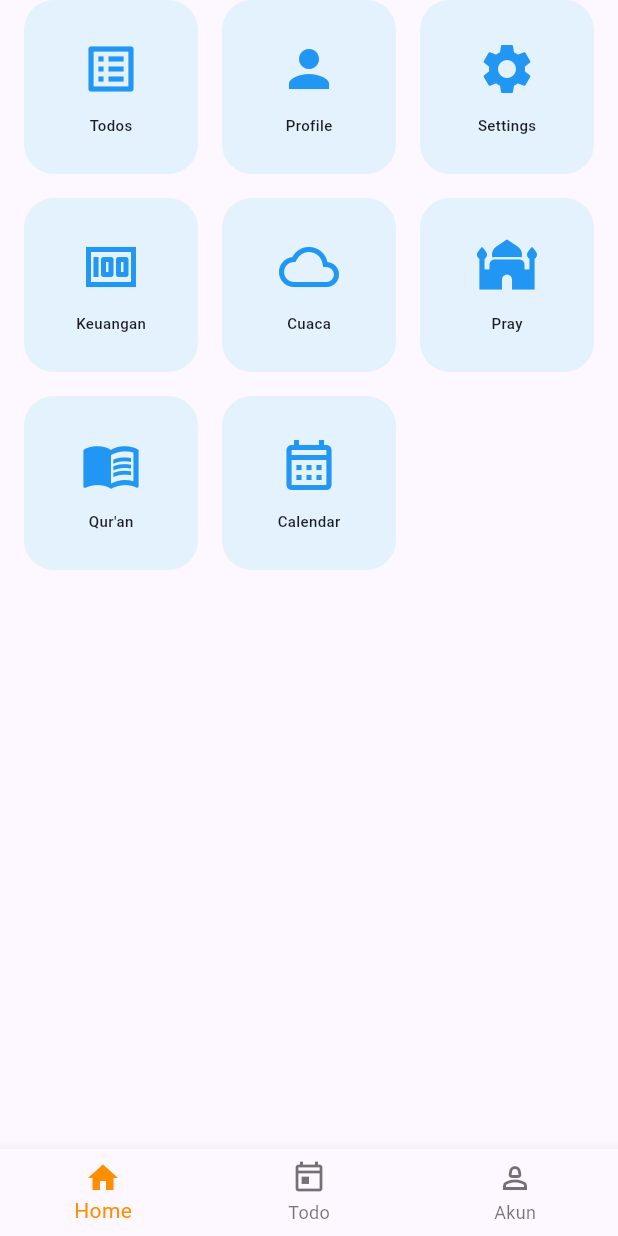
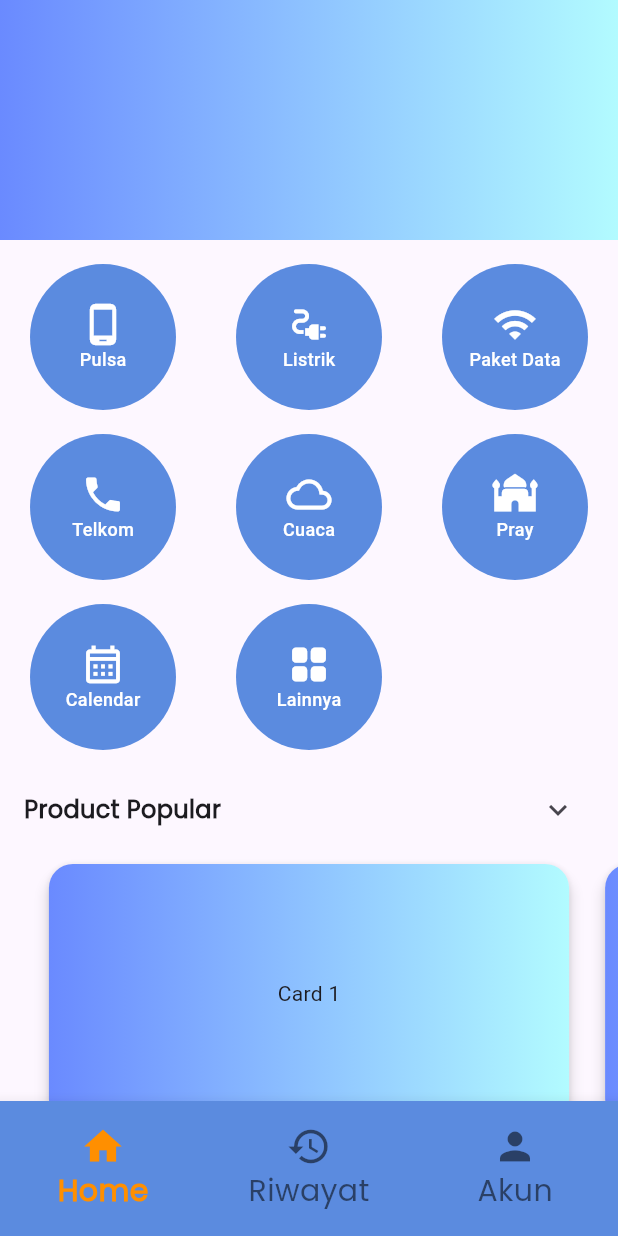
Before and after one commit to triyasmkom/todo_list_flutter_supabas, a Flutter app: the screen it shows after launch, on a phone screen of 412 x 824 dp. Run offline on Flutter 3.47's test engine with Material 3 defaults, Android fonts, the phone set to English and light mode, and no system bars; our stand-ins replace app_links, flutter_bloc, flutter_dotenv, flutter_svg, image_picker, shared_preferences and 2 more; accounts and stored records are empty; project files that could hold a hidden picture were left out.

Commit message:
update banyak

```diff
--- /dev/null
+++ b/lib/component/app_bar_component.dart
@@ -0,0 +1,164 @@
+import 'package:flutter/material.dart';
+import 'package:flutter_bloc/flutter_bloc.dart';
+import 'package:todolist_app/cubit/auth_cubit.dart';
+
+class AppBarComponent extends AppBar {
+  AppBarComponent()
+    : super(
+        elevation: 0.25,
+        toolbarHeight: 160,
+        backgroundColor: Colors.white,
+        flexibleSpace: _buildAppBar(),
+      );
+
+  static Widget _buildAppBar() {
+    return BlocBuilder<AuthCubit, AuthState>(
+      builder: (context, state) {
+        if (state is AuthLogin) {
+          return Container(
+            width: double.infinity,
+            padding: EdgeInsets.fromLTRB(20, 8, 16, 8),
+            decoration: const BoxDecoration(
+              gradient: LinearGradient(
+                colors: [Color(0xff6a8aff), Color(0xffb2fbff)],
+                begin: Alignment.bottomLeft,
+                end: Alignment.bottomRight,
+              ),
+            ),
+            child: Column(
+              children: [
+                // Top Row
+                Row(
+                  mainAxisAlignment: MainAxisAlignment.spaceBetween,
+                  children: [
+                    Row(
+                      children: [
+                        // Avatar
+                        Row(
+                          children: [
+                            CircleAvatar(
+                              radius: 40,
+                              backgroundImage: AssetImage(
+                                "assets/no_image.jpeg",
+                              ),
+                            ),
+                            SizedBox(width: 12),
+                            Column(
+                              crossAxisAlignment: CrossAxisAlignment.start,
+                              children: [
+                                Text(
+                                  "WELCOME",
+                                  style: TextStyle(
+                                    fontFamily: "PoppinsFont",
+                                    fontSize: 20,
+                                    fontWeight: FontWeight.bold,
+                                    color: Colors.white,
+                                  ),
+                                ),
+                                Text(
+                                  "Dona Stroupe",
+                                  style: TextStyle(
+                                    color: Colors.white,
+                                    fontFamily: "PoppinsFont",
+                                    fontSize: 16,
+                                  ),
+                                ),
+                              ],
+                            ),
+                          ],
+                        ),
+                      ],
+                    ),
+                    Column(
+                      children: [
+                        Row(
+                          children: [
+                            Container(
+                              height: 40,
+                              width: 40,
+                              decoration: BoxDecoration(
+                                color: Colors.white,
+                                borderRadius: BorderRadius.circular(50),
+                              ),
+                              child: IconButton(
+                                onPressed: () {},
+                                icon: Icon(Icons.notifications),
+                              ),
+                            ),
+                            SizedBox(width: 12),
+                            Container(
+                              height: 40,
+                              width: 40,
+                              decoration: BoxDecoration(
+                                color: Colors.white,
+                                borderRadius: BorderRadius.circular(50),
+                              ),
+                              child: IconButton(
+                                icon: Icon(Icons.search),
+                                onPressed: () {},
+                              ),
+                            ),
+                          ],
+                        ),
+                        Container(height: 16),
+                      ],
+                    ),
+                  ],
+                ),
+                SizedBox(height: 12),
+                Row(
+                  children: [
+                    Container(
+                      padding: EdgeInsets.symmetric(
+                        horizontal: 16,
+                        vertical: 8,
+                      ),
+                      height: 50,
+                      width: 200,
+                      decoration: BoxDecoration(
+                        color: Color(0xff5b8bdf),
+                        borderRadius: BorderRadius.circular(10),
+                      ),
+                      child: Row(
+                        mainAxisSize: MainAxisSize.min,
+                        children: [
+                          Icon(
+                            Icons.account_balance_wallet,
+                            color: Colors.white,
+                          ),
+                          SizedBox(width: 16),
+                          Text(
+                            "Rp 100.000.000",
+                            style: TextStyle(
+                              fontFamily: "UbuntuFont",
+                              fontWeight: FontWeight.bold,
+                              fontSize: 16,
+                              color: Colors.white,
+                            ),
+                          ),
+                        ],
+                      ),
+                    ),
+                    Container(width: 50),
+                  ],
+                ),
+              ],
+            ),
+          );
+        } else {
+          return Container(
+            width: double.infinity,
+            padding: EdgeInsets.fromLTRB(20, 8, 16, 8),
+            decoration: const BoxDecoration(
+              gradient: LinearGradient(
+                colors: [Color(0xff6a8aff), Color(0xffb2fbff)],
+                begin: Alignment.bottomLeft,
+                end: Alignment.bottomRight,
+              ),
+            ),
+          );
+        }
+      },
+    );
+  }
+}
--- a/lib/screen/home_menu/home_page.dart
+++ b/lib/screen/home_menu/home_page.dart
@@ -1,5 +1,7 @@
 import 'package:flutter/material.dart';
-import 'package:todolist_app/screen/widget/custom_widged.dart';
+import 'package:todolist_app/component/app_bar_component.dart';
+import 'package:todolist_app/screen/widget/menu_service_home.dart';
+import 'package:todolist_app/screen/widget/menu_promo_product.dart';
 
 class HomePage extends StatefulWidget {
   const HomePage({super.key});
@@ -9,98 +11,89 @@ class HomePage extends StatefulWidget {
 }
 
 class _HomePageState extends State<HomePage> {
-  final List<_MenuItem> menuItems = [
-    _MenuItem(icon: Icons.list_alt, label: "Todos", route: "/todo"),
-    _MenuItem(icon: Icons.person, label: "Profile"),
-    _MenuItem(icon: Icons.settings, label: "Settings"),
-    _MenuItem(icon: Icons.money, label: "Keuangan"),
-    _MenuItem(
+  final List<MenuItem> menuItems = [
+    MenuItem(icon: Icons.phone_android_outlined, label: "Pulsa"),
+    MenuItem(icon: Icons.electrical_services, label: "Listrik"),
+    MenuItem(icon: Icons.wifi, label: "Paket Data"),
+    MenuItem(icon: Icons.phone, label: "Telkom"),
+    MenuItem(
       icon: Icons.cloud_outlined,
       label: "Cuaca",
       route: "/weather-page",
     ),
-    _MenuItem(icon: Icons.mosque, label: "Pray", route: "/schedule-pray"),
-    _MenuItem(icon: Icons.menu_book, label: "Qur'an"),
-    _MenuItem(
+    MenuItem(icon: Icons.mosque, label: "Pray", route: "/schedule-pray"),
+
+    MenuItem(
       icon: Icons.calendar_month_outlined,
       label: "Calendar",
       route: "/calendar",
     ),
+    MenuItem(
+      icon: Icons.grid_view_rounded,
+      label: "Lainnya",
+      type: MenuType.more,
+    ),
+    MenuItem(icon: Icons.menu_book, label: "Qur'an"),
+    MenuItem(icon: Icons.list_alt, label: "Todos", route: "/todo"),
+    MenuItem(icon: Icons.person, label: "Profile"),
+    MenuItem(icon: Icons.settings, label: "Settings"),
+    MenuItem(icon: Icons.money, label: "Keuangan"),
   ];
-
-  void handleMenuClick(_MenuItem item) {
-    if (item.route == null) {
-      showDialog(
-        context: context,
-        builder:
-            (_) => AlertDialog(
-              title: const Text('Informasi'),
-              content: Text('Fitur ${item.label} belum tersedia'),
-              actions: [
-                TextButton(
-                  onPressed: () => Navigator.pop(context),
-                  child: const Text('OK'),
-                ),
-              ],
-            ),
-      );
-      return;
-    }
-
-    // Jika ada rute
-    Navigator.pushNamed(context, item.route!);
-  }
 
   @override
   Widget build(BuildContext context) {
     return Scaffold(
-      body: Padding(
-        padding: const EdgeInsets.symmetric(horizontal: 16),
-        child: GridView.builder(
-          itemCount: menuItems.length,
-          gridDelegate: const SliverGridDelegateWithFixedCrossAxisCount(
-            crossAxisCount: 3,
-            crossAxisSpacing: 16,
-            mainAxisSpacing: 16,
-            childAspectRatio: 1,
-          ),
-          itemBuilder: (context, index) {
-            final item = menuItems[index];
-            return InkWell(
-              borderRadius: BorderRadius.circular(20),
-              onTap: () => handleMenuClick(item),
-              child: Container(
-                decoration: BoxDecoration(
-                  color: Colors.blue.shade50,
-                  borderRadius: BorderRadius.circular(20),
-                ),
-                child: Column(
-                  mainAxisAlignment: MainAxisAlignment.center,
-                  children: [
-                    Icon(item.icon, size: 40, color: Colors.blue),
-                    gap(10),
-                    Text(
-                      item.label,
-                      style: TextStyle(
-                        fontSize: 10,
-                        fontWeight: FontWeight.w500,
-                      ),
-                    ),
-                  ],
-                ),
-              ),
-            );
-          },
+      appBar: AppBarComponent(),
+      body: SingleChildScrollView(
+        child: Column(
+          children: [
+            MenuServiceHome(menuItems: menuItems),
+            MenuPromoProduct(
+              title: "Product Popular",
+              viewportFraction: 0.9,
+              height: 180,
+              onPressed: () {},
+            ),
+            SizedBox(height: 12),
+            MenuPromoProduct(
+              title: "Rekomendasi",
+              viewportFraction: 0.45,
+              height: 180,
+              onPressed: () {},
+            ),
+            SizedBox(height: 12),
+            MenuPromoProduct(
+              title: "Hotel",
+              viewportFraction: 0.45,
+              height: 180,
+              onPressed: () {},
+            ),
+            SizedBox(height: 12),
+            MenuPromoProduct(
+              title: "Menu Makanan",
+              viewportFraction: 0.45,
+              height: 180,
+              onPressed: () {},
+            ),
+          ],
         ),
       ),
     );
   }
 }
 
-class _MenuItem {
+enum MenuType { normal, more }
+
+class MenuItem {
   final IconData icon;
   final String label;
   final String? route;
+  final MenuType type;
 
-  _MenuItem({required this.icon, required this.label, this.route});
+  MenuItem({
+    required this.icon,
+    required this.label,
+    this.route,
+    this.type = MenuType.normal,
+  });
 }
--- a/lib/screen/landing_page.dart
+++ b/lib/screen/landing_page.dart
@@ -1,7 +1,7 @@
 import 'package:flutter/material.dart';
 import 'package:todolist_app/screen/account/menu_account_page.dart';
 import 'package:todolist_app/screen/home_menu/home_page.dart';
-import 'package:todolist_app/screen/todo_screen.dart';
+import 'package:todolist_app/screen/widget/history_page.dart';
 
 class BottomNavigationBarPage extends StatefulWidget {
   const BottomNavigationBarPage({super.key});
@@ -21,7 +21,7 @@ class _BottomNavigationBarPageState extends State<BottomNavigationBarPage> {
 
   static const List<Widget> _widgetOptions = <Widget>[
     HomePage(),
-    TodoScreen(),
+    HistoryPage(),
     MenuAccountPage(),
   ];
 
@@ -35,15 +35,32 @@ class _BottomNavigationBarPageState extends State<BottomNavigationBarPage> {
   Widget build(BuildContext context) {
     return Scaffold(
       body: Center(child: _widgetOptions.elementAt(_selectedIndex)),
-      bottomNavigationBar: BottomNavigationBar(
+      bottomNavigationBar: Container(
+        width: double.infinity,
+        height: 90,
+
+        child: BottomNavigationBar(
+          unselectedLabelStyle: TextStyle(
+            fontSize: 20,
+            fontFamily: "PoppinsFont",
+          ),
+          selectedLabelStyle: TextStyle(
+            fontFamily: "PoppinsFont",
+            fontSize: 20,
+            fontWeight: FontWeight.bold,
+          ),
+          backgroundColor: Color(0xff5b8bdf),
           items: const <BottomNavigationBarItem>[
-          BottomNavigationBarItem(icon: Icon(Icons.home), label: 'Home'),
             BottomNavigationBarItem(
-            icon: Icon(Icons.today_outlined),
-            label: 'Todo',
+              icon: Icon(Icons.home, size: 30),
+              label: 'Home',
             ),
             BottomNavigationBarItem(
-            icon: Icon(Icons.person_2_outlined),
+              icon: Icon(Icons.history, size: 30),
+              label: 'Riwayat',
+            ),
+            BottomNavigationBarItem(
+              icon: Icon(Icons.person, size: 30),
               label: 'Akun',
             ),
           ],
@@ -51,6 +68,7 @@ class _BottomNavigationBarPageState extends State<BottomNavigationBarPage> {
           selectedItemColor: Colors.amber[800],
           onTap: _onItemTapped,
         ),
+      ),
     );
   }
 }
--- a/lib/screen/widget/menu_item_custom_widget.dart
+++ b/lib/screen/widget/menu_item_custom_widget.dart
@@ -30,6 +30,7 @@ class MenuItemCustomWidget extends StatelessWidget {
                 style: const TextStyle(
                   fontSize: 15,
                   fontWeight: FontWeight.w500,
+                  fontFamily: "PoppinsFont",
                 ),
               ),
             ),
--- /dev/null
+++ b/lib/screen/widget/menu_promo_product.dart
@@ -0,0 +1,81 @@
+import 'package:flutter/material.dart';
+
+class MenuPromoProduct extends StatefulWidget {
+  final String title;
+  final double viewportFraction;
+  final double height;
+  final VoidCallback onPressed;
+  const MenuPromoProduct({
+    super.key,
+    required this.viewportFraction,
+    required this.height,
+    required this.title,
+    required this.onPressed,
+  });
+
+  @override
+  State<MenuPromoProduct> createState() => _MenuPromoProductState();
+}
+
+class _MenuPromoProductState extends State<MenuPromoProduct> {
+  @override
+  Widget build(BuildContext context) {
+    return Container(
+      child: Column(
+        children: [
+          Padding(
+            padding: const EdgeInsets.fromLTRB(16, 0, 16, 8),
+            child: Row(
+              mainAxisAlignment: MainAxisAlignment.spaceBetween,
+              children: [
+                Text(
+                  widget.title,
+                  style: TextStyle(
+                    fontFamily: "PoppinsFont",
+                    fontSize: 16,
+                    fontWeight: FontWeight.bold,
+                  ),
+                ),
+                IconButton(
+                  icon: Icon(Icons.keyboard_arrow_down_outlined),
+                  onPressed: widget.onPressed,
+                ),
+              ],
+            ),
+          ),
+          _buildCardSwipeHorizontal(widget.height, widget.viewportFraction),
+        ],
+      ),
+    );
+  }
+}
+
+Widget _buildCardSwipeHorizontal(double height, double viewportFraction) {
+  return SizedBox(
+    height: height,
+    child: PageView.builder(
+      controller: PageController(viewportFraction: viewportFraction),
+      itemCount: 15,
+      itemBuilder: (context, index) {
+        return Padding(
+          padding: EdgeInsets.symmetric(horizontal: 8),
+          child: Card(
+            shape: RoundedRectangleBorder(
+              borderRadius: BorderRadius.circular(16),
+            ),
+            elevation: 4,
+            child: Container(
+              decoration: BoxDecoration(
+                gradient: LinearGradient(
+                  colors: [Color(0xff6a8aff), Color(0xffb2fbff)],
+                ),
+                borderRadius: BorderRadius.circular(16),
+              ),
+              child: Center(child: Text("Card ${index + 1}")),
+            ),
+          ),
+        );
+      },
+    ),
+  );
+}
--- /dev/null
+++ b/lib/screen/widget/menu_service_home.dart
@@ -0,0 +1,159 @@
+import 'package:flutter/material.dart';
+import 'package:todolist_app/screen/home_menu/home_page.dart';
+
+class MenuServiceHome extends StatelessWidget {
+  final List<MenuItem> menuItems;
+  const MenuServiceHome({super.key, required this.menuItems});
+
+  void showAllMenuModal(BuildContext parentContext) {
+    final allMenus = menuItems.where((e) => e.type == MenuType.normal).toList();
+
+    showModalBottomSheet(
+      context: parentContext,
+      isScrollControlled: true,
+      shape: const RoundedRectangleBorder(
+        borderRadius: BorderRadius.vertical(top: Radius.circular(20)),
+      ),
+      builder: (_) {
+        return Padding(
+          padding: const EdgeInsets.all(16),
+          child: Column(
+            mainAxisSize: MainAxisSize.min,
+            children: [
+              Container(
+                width: 40,
+                height: 4,
+                margin: const EdgeInsets.only(bottom: 16),
+                decoration: BoxDecoration(
+                  color: Colors.grey[400],
+                  borderRadius: BorderRadius.circular(10),
+                ),
+              ),
+
+              const Text(
+                'Semua Layanan',
+                style: TextStyle(fontSize: 18, fontWeight: FontWeight.bold),
+              ),
+
+              const SizedBox(height: 16),
+
+              GridView.builder(
+                shrinkWrap: true,
+                itemCount: allMenus.length,
+                gridDelegate: const SliverGridDelegateWithFixedCrossAxisCount(
+                  crossAxisCount: 4,
+                  crossAxisSpacing: 16,
+                  mainAxisSpacing: 16,
+                ),
+                itemBuilder: (context, index) {
+                  final item = allMenus[index];
+                  return InkWell(
+                    onTap: () {
+                      Navigator.pop(context);
+                      WidgetsBinding.instance.addPostFrameCallback((_) {
+                        handleMenuClick(item, parentContext);
+                      });
+                    },
+                    child: Column(
+                      mainAxisAlignment: MainAxisAlignment.center,
+                      children: [
+                        Container(
+                          padding: const EdgeInsets.all(12),
+                          decoration: BoxDecoration(
+                            color: const Color(0xff5b8bdf),
+                            borderRadius: BorderRadius.circular(16),
+                          ),
+                          child: Icon(item.icon, color: Colors.white),
+                        ),
+                        const SizedBox(height: 6),
+                        Text(
+                          item.label,
+                          textAlign: TextAlign.center,
+                          style: const TextStyle(fontSize: 12),
+                        ),
+                      ],
+                    ),
+                  );
+                },
+              ),
+            ],
+          ),
+        );
+      },
+    );
+  }
+
+  void handleMenuClick(MenuItem item, BuildContext context) {
+    if (item.type == MenuType.more) {
+      showAllMenuModal(context);
+      return;
+    }
+
+    if (item.route == null) {
+      showDialog(
+        context: context,
+        builder:
+            (_) => AlertDialog(
+              title: const Text('Informasi'),
+              content: Text('Fitur ${item.label} belum tersedia'),
+              actions: [
+                TextButton(
+                  onPressed: () => Navigator.pop(context),
+                  child: const Text('OK'),
+                ),
+              ],
+            ),
+      );
+      return;
+    }
+
+    // Jika ada rute
+    Navigator.pushNamed(context, item.route!);
+  }
+
+  @override
+  Widget build(BuildContext context) {
+    final int maxMenu = 8;
+    return Padding(
+      padding: const EdgeInsets.fromLTRB(20, 16, 20, 16),
+      child: GridView.builder(
+        shrinkWrap: true,
+        physics: const NeverScrollableScrollPhysics(),
+        itemCount: menuItems.length > maxMenu ? maxMenu : menuItems.length,
+        gridDelegate: const SliverGridDelegateWithMaxCrossAxisExtent(
+          childAspectRatio: 1,
+          maxCrossAxisExtent: 85,
+          crossAxisSpacing: 40,
+          mainAxisSpacing: 16,
+        ),
+        itemBuilder: (context, index) {
+          final item = menuItems[index];
+          return InkWell(
+            borderRadius: BorderRadius.circular(50),
+            onTap: () => handleMenuClick(item, context),
+            child: Container(
+              decoration: BoxDecoration(
+                color: Color(0xff5b8bdf),
+                borderRadius: BorderRadius.circular(50),
+              ),
+              child: Column(
+                mainAxisAlignment: MainAxisAlignment.center,
+                children: [
+                  Icon(item.icon, size: 30, color: Colors.white),
+                  Text(
+                    item.label,
+                    style: TextStyle(
+                      fontSize: 12,
+                      color: Colors.white,
+                      fontWeight: FontWeight.w500,
+                    ),
+                  ),
+                ],
+              ),
+            ),
+          );
+        },
+      ),
+    );
+  }
+}
--- a/pubspec.yaml
+++ b/pubspec.yaml
@@ -74,6 +74,7 @@ flutter:
     - assets/weather/
     - assets/logo/
     - assets/background/
+    - assets/icons/
     # - images/a_dot_burr.jpeg
     # - images/a_dot_ham.jpeg
 
@@ -92,6 +93,9 @@ flutter:
   - family: UbuntuFont
     fonts:
       - asset: assets/fonts/Ubuntu/Ubuntu-Regular.ttf
+  - family: PoppinsFont
+    fonts:
+      - asset: assets/fonts/Poppins/Poppins-Regular.ttf
   #   - family: Schyler
   #     fonts:
   #       - asset: fonts/Schyler-Regular.ttf
```
Also changed, not shown: lib/screen/account/menu_account_page.dart (+15 -2 lines), lib/screen/account/profile_page.dart (+23 -20 lines), lib/screen/auth/forgot_password_page.dart (+32 -20 lines), lib/screen/widget/history_page.dart (added, +25 -0 lines), assets/icons/reward.png (added). Lines whose indentation alone changed are shown as unchanged.
